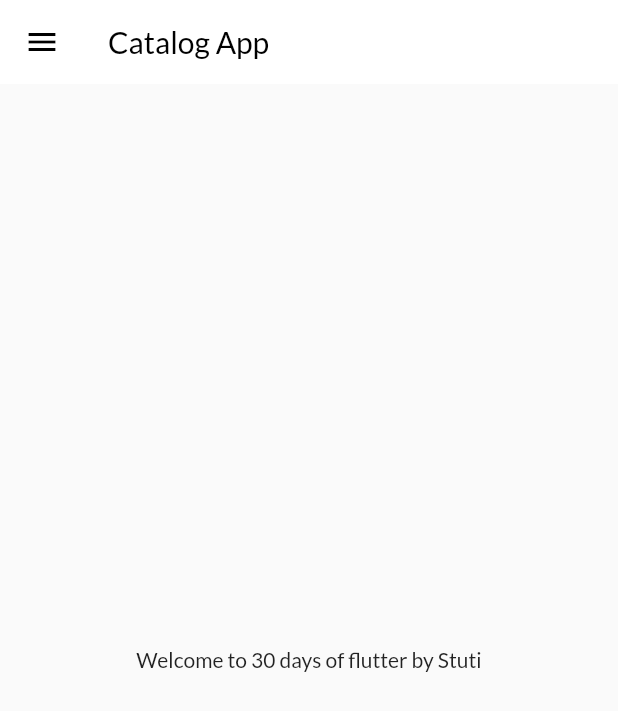
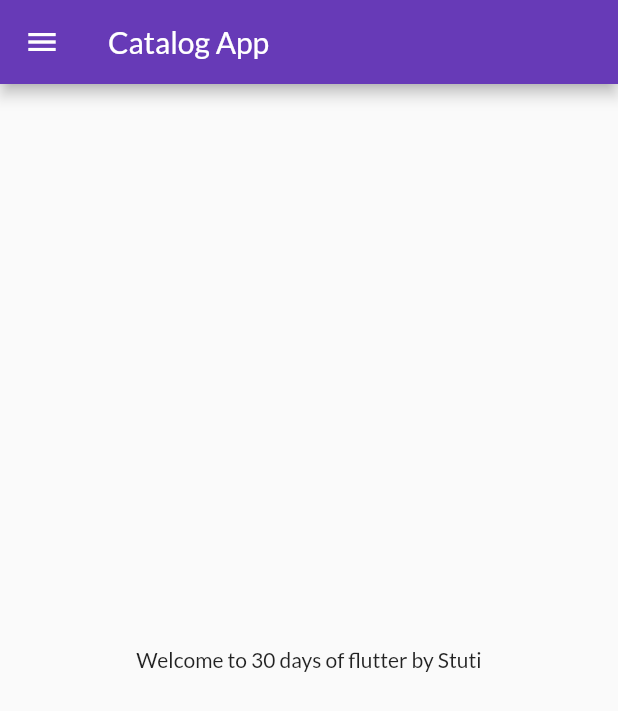
Before and after one commit to StutiMittal/flutter_application, a Flutter app: the screen it shows after launch, on a phone screen of 412 x 824 dp. Shown: the top 711 px of the screen. Run offline on Flutter 3.47's test engine with Material 2 defaults, Android fonts, the phone set to English and light mode, and no system bars; our stand-ins replace google_fonts.

Commit message:
remove the changes to make it generalised

```diff
--- a/lib/pages/homepage.dart
+++ b/lib/pages/homepage.dart
@@ -9,14 +9,8 @@ class HomePage extends StatelessWidget {
     return Scaffold(
       //widget component
       appBar: AppBar(
-        backgroundColor: Colors.white,
-        elevation: 0.0,
-        iconTheme: IconThemeData(color: Colors.black),
-        title: Text(
-          "Catalog App",
-          style: TextStyle(color: Colors.black),
-        ),
-      ), //Appbar
+        title: Text("Catalog App"),
+      ),
       body: Center(
         child: Container(
           child: Text("Welcome to $days days of flutter by $name"),
```
